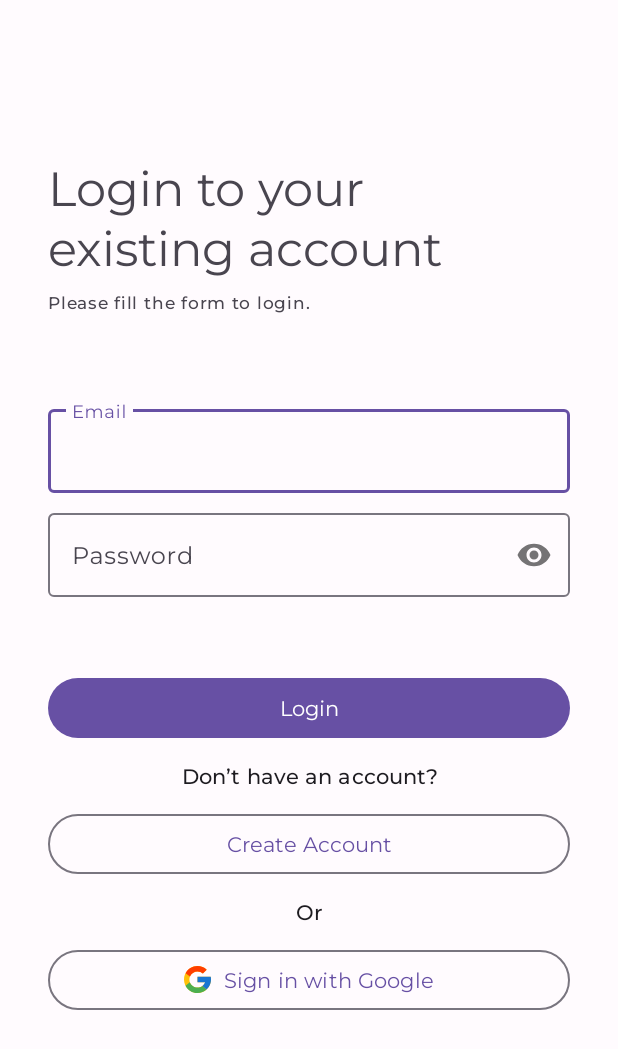
After one commit to CC22-HO01-TravelokaSigapore-HotelRanks/hotel-ranking-app, an Android app: the layout fragment_login.xml on its own in the app's theme, with its tools: preview values and no code run, on a phone screen of 412 x 824 dp. The commit adds this screen. Shown: the top 1049 px of the screen. Run offline under Robolectric (Android 15) with nearby library versions, the phone set to English and light mode, and no system bars.

Commit message:
feat: add login xml

```diff
--- /dev/null
+++ b/app/src/main/java/com/c22ho01/hotelranking/ui/auth/LoginFragment.kt
@@ -0,0 +1,29 @@
+package com.c22ho01.hotelranking.ui.auth
+
+import android.os.Bundle
+import androidx.fragment.app.Fragment
+import android.view.LayoutInflater
+import android.view.View
+import android.view.ViewGroup
+import com.c22ho01.hotelranking.R
+import com.c22ho01.hotelranking.databinding.FragmentLoginBinding
+
+class LoginFragment : Fragment() {
+
+    private var _binding: FragmentLoginBinding? = null
+    private val binding = _binding
+
+    override fun onCreateView(
+        inflater: LayoutInflater, container: ViewGroup?,
+        savedInstanceState: Bundle?
+    ): View? {
+        _binding = FragmentLoginBinding.inflate(inflater, container, false)
+        return binding?.root
+    }
+
+    override fun onDestroy() {
+        super.onDestroy()
+        _binding = null
+    }
+
+}
--- /dev/null
+++ b/app/src/main/res/drawable/google_icon.xml
@@ -0,0 +1,18 @@
+<vector xmlns:android="http://schemas.android.com/apk/res/android"
+    android:width="20dp"
+    android:height="20dp"
+    android:viewportWidth="20"
+    android:viewportHeight="20">
+  <path
+      android:pathData="M19.806,8.042H19V8H10V12H15.651C14.827,14.328 12.611,16 10,16C6.687,16 4,13.314 4,10C4,6.687 6.687,4 10,4C11.53,4 12.921,4.577 13.981,5.519L16.809,2.691C15.023,1.026 12.634,0 10,0C4.477,0 0,4.477 0,10C0,15.523 4.477,20 10,20C15.523,20 20,15.523 20,10C20,9.33 19.931,8.675 19.806,8.042Z"
+      android:fillColor="#FFC107"/>
+  <path
+      android:pathData="M1.153,5.345L4.438,7.755C5.327,5.554 7.481,4 10,4C11.53,4 12.921,4.577 13.981,5.519L16.809,2.691C15.023,1.026 12.634,0 10,0C6.159,0 2.828,2.168 1.153,5.345Z"
+      android:fillColor="#FF3D00"/>
+  <path
+      android:pathData="M10,20C12.583,20 14.93,19.011 16.705,17.404L13.609,14.785C12.572,15.574 11.304,16.001 10,16C7.399,16 5.19,14.342 4.359,12.027L1.097,14.54C2.753,17.778 6.114,20 10,20Z"
+      android:fillColor="#4CAF50"/>
+  <path
+      android:pathData="M19.806,8.042H19V8H10V12H15.651C15.257,13.108 14.547,14.077 13.608,14.785L13.609,14.785L16.705,17.404C16.486,17.603 20,15 20,10C20,9.33 19.931,8.675 19.806,8.042Z"
+      android:fillColor="#1976D2"/>
+</vector>
--- a/app/src/main/res/layout/activity_auth.xml
+++ b/app/src/main/res/layout/activity_auth.xml
@@ -6,4 +6,9 @@
     android:layout_height="match_parent"
     tools:context=".ui.auth.AuthActivity">
 
+    <fragment
+        android:id="@+id/auth_fragment_container"
+        android:layout_width="match_parent"
+        android:layout_height="match_parent"/>
+
 </androidx.constraintlayout.widget.ConstraintLayout>
--- /dev/null
+++ b/app/src/main/res/layout/fragment_login.xml
@@ -0,0 +1,125 @@
+<?xml version="1.0" encoding="utf-8"?>
+<androidx.constraintlayout.widget.ConstraintLayout xmlns:android="http://schemas.android.com/apk/res/android"
+    xmlns:app="http://schemas.android.com/apk/res-auto"
+    xmlns:tools="http://schemas.android.com/tools"
+    android:layout_width="match_parent"
+    android:layout_height="match_parent"
+    android:padding="32dp"
+    tools:context=".ui.auth.LoginFragment">
+
+    <TextView
+        android:id="@+id/tv_login_headline"
+        style="@style/TextAppearance.HotelRanking.HeadlineLarge"
+        android:layout_width="match_parent"
+        android:layout_height="wrap_content"
+        android:layout_marginTop="72dp"
+        android:text="@string/login_to_your_existing_account"
+        app:layout_constraintStart_toStartOf="parent"
+        app:layout_constraintTop_toTopOf="parent" />
+
+    <TextView
+        android:id="@+id/tv_login_subheadline"
+        style="@style/TextAppearance.HotelRanking.LabelSmall"
+        android:layout_width="wrap_content"
+        android:layout_height="wrap_content"
+        android:layout_marginTop="8dp"
+        android:text="@string/please_fill_the_form_to_login"
+        app:layout_constraintStart_toStartOf="parent"
+        app:layout_constraintTop_toBottomOf="@id/tv_login_headline" />
+
+    <com.google.android.material.textfield.TextInputLayout
+        android:id="@+id/til_login_email"
+        style="@style/Widget.Material3.TextInputLayout.OutlinedBox"
+        android:layout_width="match_parent"
+        android:layout_height="wrap_content"
+        android:layout_marginTop="58dp"
+        android:hint="@string/email"
+        app:layout_constraintStart_toStartOf="parent"
+        app:layout_constraintTop_toBottomOf="@id/tv_login_subheadline">
+
+        <com.google.android.material.textfield.TextInputEditText
+            android:id="@+id/et_login_email"
+            style="@style/Widget.Material3.TextInputEditText.OutlinedBox"
+            android:layout_width="match_parent"
+            android:layout_height="wrap_content" />
+
+    </com.google.android.material.textfield.TextInputLayout>
+
+
+    <com.google.android.material.textfield.TextInputLayout
+        android:id="@+id/til_login_password"
+        style="@style/Widget.Material3.TextInputLayout.OutlinedBox"
+        android:layout_width="match_parent"
+        android:layout_height="wrap_content"
+        android:layout_marginTop="8dp"
+        android:hint="@string/password"
+        app:layout_constraintStart_toStartOf="parent"
+        app:layout_constraintTop_toBottomOf="@id/til_login_email"
+        app:passwordToggleEnabled="true">
+
+        <com.google.android.material.textfield.TextInputEditText
+            android:id="@+id/et_login_password"
+            style="@style/Widget.Material3.TextInputEditText.OutlinedBox"
+            android:layout_width="match_parent"
+            android:layout_height="wrap_content"
+            android:inputType="textPassword" />
+
+    </com.google.android.material.textfield.TextInputLayout>
+
+
+    <Button
+        android:id="@+id/btn_login"
+        android:layout_width="match_parent"
+        android:layout_height="wrap_content"
+        android:layout_marginTop="50dp"
+        android:text="@string/login"
+        app:layout_constraintTop_toBottomOf="@id/til_login_password" />
+
+    <TextView
+        android:id="@+id/tv_dont_have_acc"
+        style="@style/TextAppearance.HotelRanking.LabelLarge"
+        android:layout_width="match_parent"
+        android:layout_height="wrap_content"
+        android:layout_marginTop="12dp"
+        android:text="@string/don_t_have_an_account"
+        android:textAlignment="center"
+        app:layout_constraintEnd_toEndOf="parent"
+        app:layout_constraintStart_toStartOf="parent"
+        app:layout_constraintTop_toBottomOf="@id/btn_login" />
+
+    <Button
+        android:id="@+id/btn_goto_create_acc"
+        style="@style/Widget.Material3.Button.OutlinedButton"
+        android:layout_width="match_parent"
+        android:layout_height="wrap_content"
+        android:layout_marginTop="12dp"
+        android:text="@string/create_account"
+        app:layout_constraintTop_toBottomOf="@id/tv_dont_have_acc" />
+
+    <TextView
+        android:id="@+id/tv_login_or"
+        style="@style/TextAppearance.HotelRanking.LabelLarge"
+        android:layout_width="match_parent"
+        android:layout_height="wrap_content"
+        android:layout_marginTop="12dp"
+        android:text="@string/or"
+        android:textAlignment="center"
+        app:layout_constraintEnd_toEndOf="parent"
+        app:layout_constraintStart_toStartOf="parent"
+        app:layout_constraintTop_toBottomOf="@id/btn_goto_create_acc" />
+
+    <Button
+        android:id="@+id/btn_google_signin"
+        style="@style/Widget.Material3.Button.OutlinedButton"
+        android:layout_width="match_parent"
+        android:layout_height="wrap_content"
+        android:layout_marginTop="12dp"
+        android:text="@string/sign_in_with_google"
+        app:icon="@drawable/google_icon"
+        app:iconGravity="textStart"
+        app:iconPadding="8dp"
+        app:iconTint="@null"
+        app:layout_constraintTop_toBottomOf="@id/tv_login_or" />
+
+
+</androidx.constraintlayout.widget.ConstraintLayout>
--- a/app/src/main/res/values/strings.xml
+++ b/app/src/main/res/values/strings.xml
@@ -1,3 +1,14 @@
 <resources>
     <string name="app_name">Hotel Ranking</string>
+    <!-- TODO: Remove or change this placeholder text -->
+    <string name="hello_blank_fragment">Hello blank fragment</string>
+    <string name="login_to_your_existing_account">Login to your\nexisting account</string>
+    <string name="please_fill_the_form_to_login">Please fill the form to login.</string>
+    <string name="email">Email</string>
+    <string name="password">Password</string>
+    <string name="login">Login</string>
+    <string name="don_t_have_an_account">Don’t have an account?</string>
+    <string name="create_account">Create Account</string>
+    <string name="or">Or</string>
+    <string name="sign_in_with_google">Sign in with Google</string>
 </resources>
```
